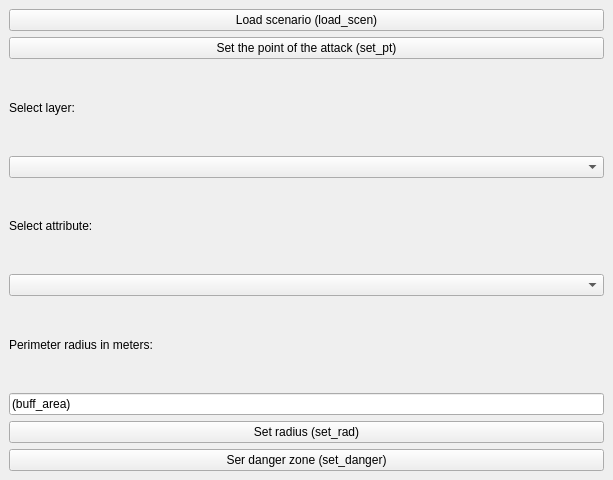
Qt form Evacu8/Evacu8/Evacu8_dockwidget_base.ui (fhb1990/GEO1005) before a commit.
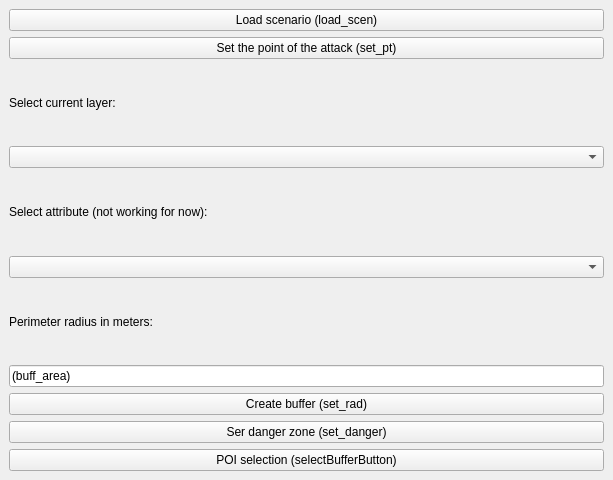
The same form after that commit.

Commit message: danger zone/POIs/buffer/interface

```diff
--- a/Evacu8/Evacu8/Evacu8_dockwidget_base.ui
+++ b/Evacu8/Evacu8/Evacu8_dockwidget_base.ui
@@ -15,6 +15,13 @@
   </property>
   <widget class="QWidget" name="dockWidgetContents">
    <layout class="QGridLayout" name="gridLayout">
+    <item row="10" column="0">
+     <widget class="QPushButton" name="selectBufferButton">
+      <property name="text">
+       <string>POI selection (selectBufferButton)</string>
+      </property>
+     </widget>
+    </item>
     <item row="0" column="0">
      <widget class="QPushButton" name="load_scen">
       <property name="text">
@@ -31,7 +38,7 @@
        </sizepolicy>
       </property>
       <property name="text">
-       <string>Set radius (set_rad)</string>
+       <string>Create buffer (set_rad)</string>
       </property>
       <property name="iconSize">
        <size>
@@ -81,20 +88,20 @@
     <item row="2" column="0">
      <widget class="QLabel" name="selectLayerLabel">
       <property name="text">
-       <string>Select layer:</string>
-      </property>
-     </widget>
-    </item>
-    <item row="4" column="0">
-     <widget class="QLabel" name="selectAttributeLabel_2">
-      <property name="text">
-       <string>Select attribute:</string>
+       <string>Select current layer:</string>
       </property>
      </widget>
     </item>
     <item row="3" column="0">
      <widget class="QComboBox" name="selectLayerCombo"/>
     </item>
+    <item row="4" column="0">
+     <widget class="QLabel" name="selectAttributeLabel_2">
+      <property name="text">
+       <string>Select attribute (not working for now):</string>
+      </property>
+     </widget>
+    </item>
     <item row="5" column="0">
      <widget class="QComboBox" name="selectAttributeCombo"/>
     </item>
```
The commit also changes 10 other files.
